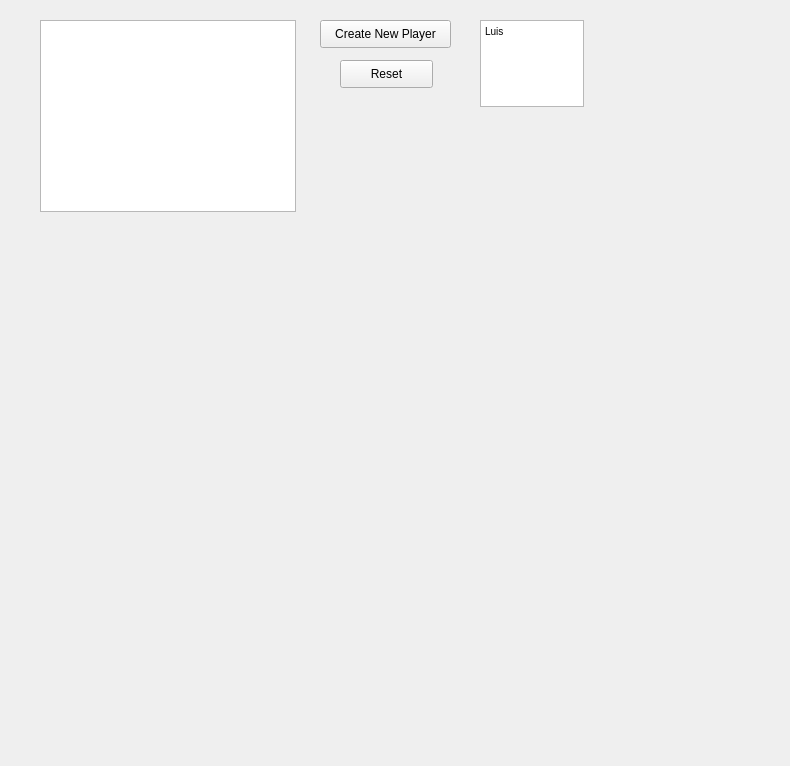
Old version of the form GUI.ui in the repository MoVo01/Kniffel.
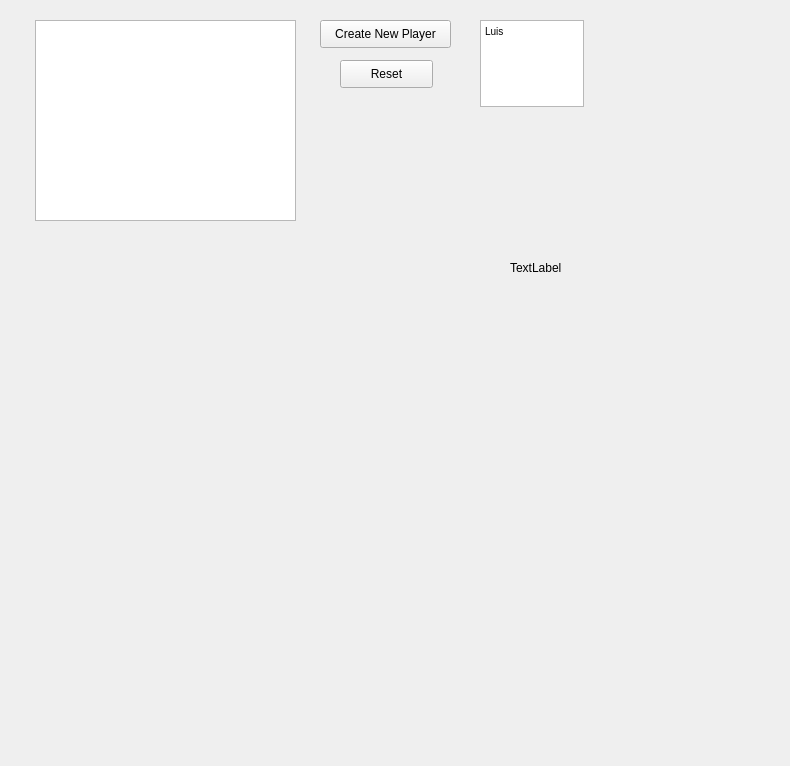
New version of the form.

Patch:
```diff
--- a/GUI.ui
+++ b/GUI.ui
@@ -18,8 +18,8 @@
     <rect>
      <x>20</x>
      <y>10</y>
-     <width>671</width>
-     <height>211</height>
+     <width>751</width>
+     <height>221</height>
     </rect>
    </property>
    <widget class="QPushButton" name="pushButton">
@@ -57,10 +57,10 @@
    <widget class="QListWidget" name="Playerlist">
     <property name="geometry">
      <rect>
-      <x>20</x>
+      <x>15</x>
       <y>10</y>
-      <width>256</width>
-      <height>192</height>
+      <width>261</width>
+      <height>201</height>
      </rect>
     </property>
    </widget>
@@ -83,6 +83,69 @@
     </property>
    </widget>
   </widget>
+  <widget class="QWidget" name="Game" native="true">
+   <property name="geometry">
+    <rect>
+     <x>20</x>
+     <y>240</y>
+     <width>751</width>
+     <height>511</height>
+    </rect>
+   </property>
+   <widget class="QWidget" name="Dice" native="true">
+    <property name="geometry">
+     <rect>
+      <x>10</x>
+      <y>10</y>
+      <width>461</width>
+      <height>491</height>
+     </rect>
+    </property>
+    <widget class="QWidget" name="FreeDice" native="true">
+     <property name="geometry">
+      <rect>
+       <x>10</x>
+       <y>149</y>
+       <width>441</width>
+       <height>331</height>
+      </rect>
+     </property>
+    </widget>
+    <widget class="QWidget" name="PickedDice" native="true">
+     <property name="geometry">
+      <rect>
+       <x>9</x>
+       <y>10</y>
+       <width>441</width>
+       <height>131</height>
+      </rect>
+     </property>
+    </widget>
+   </widget>
+   <widget class="QWidget" name="PointOverview" native="true">
+    <property name="geometry">
+     <rect>
+      <x>480</x>
+      <y>10</y>
+      <width>261</width>
+      <height>491</height>
+     </rect>
+    </property>
+    <widget class="QLabel" name="PlayerName">
+     <property name="geometry">
+      <rect>
+       <x>10</x>
+       <y>10</y>
+       <width>55</width>
+       <height>16</height>
+      </rect>
+     </property>
+     <property name="text">
+      <string>TextLabel</string>
+     </property>
+    </widget>
+   </widget>
+  </widget>
  </widget>
  <resources/>
  <connections/>
```
Left out of the diff: 6 changed lines with no effect on the pictures.
